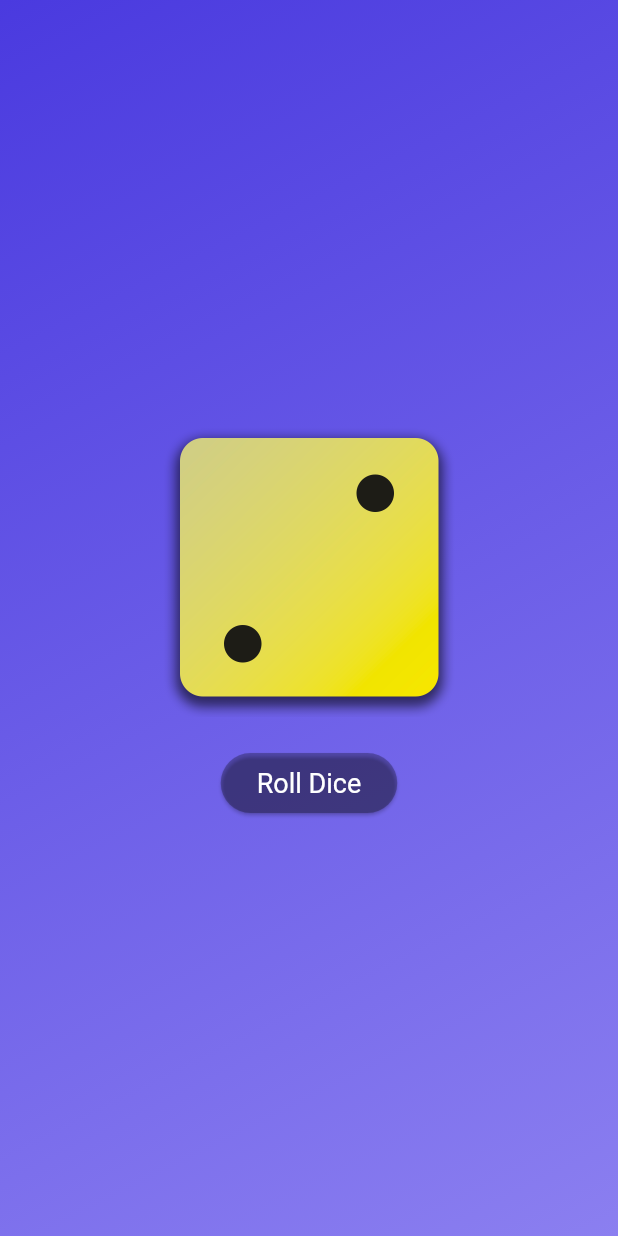
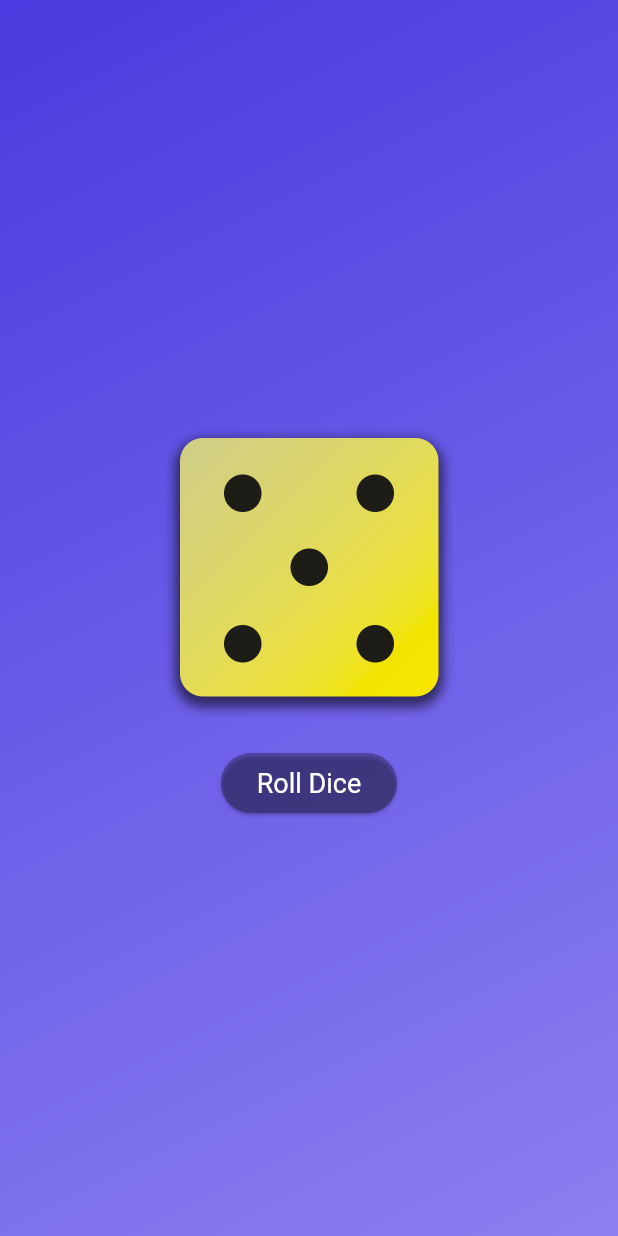
Before and after one commit to suhejbmorina99/flutter_mini_projects, a Flutter app: the screen it shows after launch, after a tap on "Roll Dice", on a phone screen of 412 x 824 dp. Run offline on Flutter 3.47's test engine with Material 3 defaults, Android fonts, the phone set to English and light mode, and no system bars.

Commit message:
finishing the first app with flutter

```diff
--- a/rolle_dice/lib/dice_roller.dart
+++ b/rolle_dice/lib/dice_roller.dart
@@ -1,4 +1,7 @@
 import 'package:flutter/material.dart';
+import 'dart:math';
+
+final randomizer = Random();
 
 class DiceRoller extends StatefulWidget {
   const DiceRoller({super.key});
@@ -10,11 +13,11 @@ class DiceRoller extends StatefulWidget {
 }
 
 class _DiceRollerState extends State<DiceRoller> {
-  var activeDiceImage = 'assets/images/dice-1.png';
+  var currentDiceRoll = 2;
 
   void rollDice() {
     setState(() {
-      activeDiceImage = 'assets/images/dice-2.png';
+      currentDiceRoll = randomizer.nextInt(6) + 1;
     });
   }
 
@@ -24,7 +27,7 @@ class _DiceRollerState extends State<DiceRoller> {
       mainAxisSize: MainAxisSize.min,
       children: [
         Image.asset(
-          activeDiceImage,
+          'assets/images/dice-$currentDiceRoll.png',
           width: 200,
         ),
         // Me qete sidedBox e krijom nje padding
```
